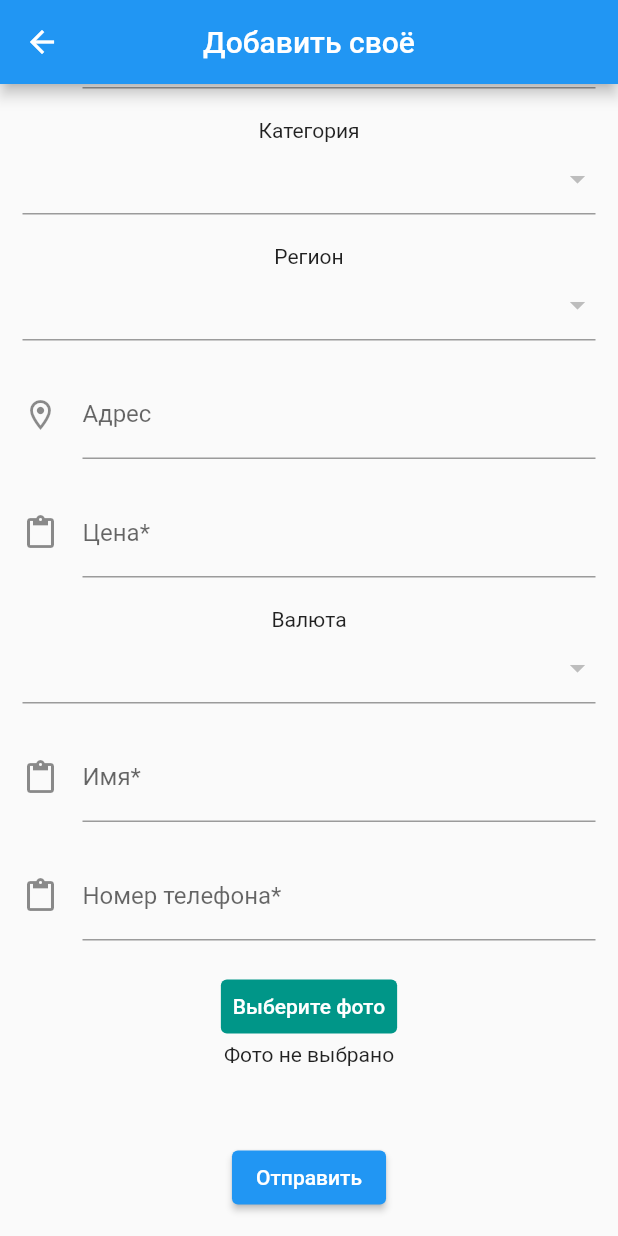
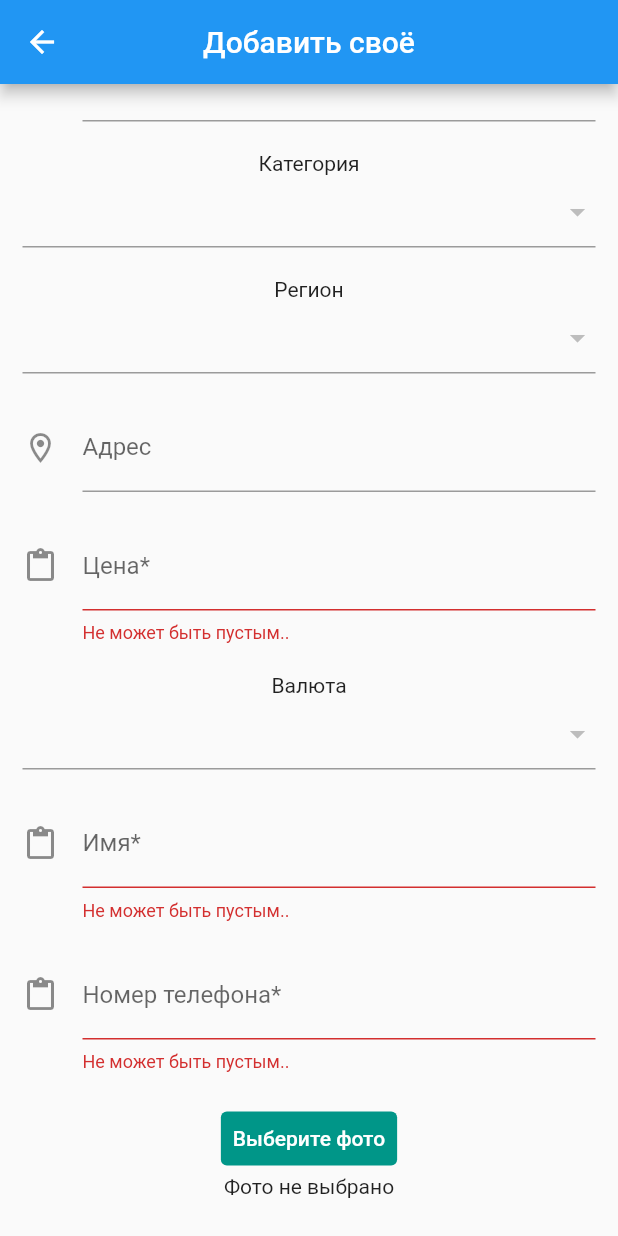
Before and after one commit to temike4442/nietkg_mobile, a Flutter app: the AddTabWidget screen opened directly, scrolled down 177 dp, after a tap on "Отправить", on a phone screen of 412 x 824 dp. Run offline on Flutter 3.47's test engine with Material 2 defaults, Android fonts, the phone set to English and light mode, and no system bars; our stand-ins replace dio, numberpicker, photo_view, story_view; missing offline and left inert: flutter_absolute_path, multi_image_picker, swipedetector; network calls fail.

Commit message:
08,12,2021

```diff
--- a/lib/addtab.dart
+++ b/lib/addtab.dart
@@ -26,7 +26,7 @@ TextEditingController nameController = new TextEditingController();
 TextEditingController addressController = new TextEditingController();
 TextEditingController priceController = new TextEditingController();
 
-final GlobalKey<FormState> _formKey = GlobalKey<FormState>();
+final  _formKey = GlobalKey<FormState>();
 
 class AddTabWidget extends StatefulWidget {
   @override
@@ -37,6 +37,7 @@ class AddTabWidgetState extends State<AddTabWidget> {
   final snackBar = SnackBar(
       content: Text(
           'Отправлено на сервер. Будет доступно после одобрения Администратора.'));
+
   Widget buildGridView() {
     return GridView.count(
       crossAxisCount: 3,
@@ -49,16 +50,6 @@ class AddTabWidgetState extends State<AddTabWidget> {
         );
       }),
     );
-  }
-
-  void validateAndSave() async {
-    final FormState? form = _formKey.currentState;
-    if (form!.validate()) {
-      await postData();
-      ScaffoldMessenger.of(context).showSnackBar(snackBar);
-    } else {
-      print('Form is invalid');
-    }
   }
 
   @override
@@ -86,7 +77,10 @@ class AddTabWidgetState extends State<AddTabWidget> {
                     hintText: 'Заголовок*',
                   ),
                   validator: (value) {
-                    return (value != null) ? null : 'Заполните поле';
+                    if (value == null || value.isEmpty) {
+                      return 'Не может быть пустым..';
+                    }
+                    return null;
                   },
                 ),
                 TextField(
@@ -154,9 +148,12 @@ class AddTabWidgetState extends State<AddTabWidget> {
                       labelText: 'Цена*',
                       hintText: '0 = договорная',
                     ),
-                    validator: (value) {
-                      return (value != null) ? null : 'Заполните поле';
-                    }),
+                  validator: (value) {
+                    if (value == null || value.isEmpty) {
+                      return 'Не может быть пустым..';
+                    }
+                    return null;
+                  },),
                 SizedBox(
                   height: 20,
                 ),
@@ -185,9 +182,12 @@ class AddTabWidgetState extends State<AddTabWidget> {
                       icon: Icon(Icons.content_paste),
                       labelText: 'Имя*',
                     ),
-                    validator: (value) {
-                      return (value != null) ? null : 'Заполните поле';
-                    }),
+                  validator: (value) {
+                    if (value == null || value.isEmpty) {
+                      return 'Не может быть пустым..';
+                    }
+                    return null;
+                  },),
                 SizedBox(
                   height: 20,
                 ),
@@ -198,9 +198,12 @@ class AddTabWidgetState extends State<AddTabWidget> {
                       icon: Icon(Icons.content_paste),
                       labelText: 'Номер телефона*',
                     ),
-                    validator: (value) {
-                      return (value != null) ? null : 'Заполните поле';
-                    }),
+                  validator: (value) {
+                    if (value == null || value.isEmpty) {
+                      return 'Не может быть пустым..';
+                    }
+                    return null;
+                  },),
                 SizedBox(
                   height: 20,
                 ),
@@ -226,8 +229,55 @@ class AddTabWidgetState extends State<AddTabWidget> {
                         height: 50,
                       ),
                 ElevatedButton(
-                    onPressed: () {
-                      validateAndSave();
+                    onPressed: () async {
+                      if (_formKey.currentState!.validate()){
+                        await postData().then((value) {
+                          showDialog(
+                              context: context,
+                              builder: (BuildContext context) {
+                                return Dialog(
+                                  shape: RoundedRectangleBorder(
+                                      borderRadius: BorderRadius.circular(20.0)),
+                                  //this right here
+                                  child: Container(
+                                    decoration: BoxDecoration(
+                                        color: Colors.white,
+                                        borderRadius: BorderRadius.all(Radius.circular(8))),
+                                    height: 300,
+                                    child: Padding(
+                                      padding: const EdgeInsets.all(12.0),
+                                      child: Column(
+                                        mainAxisAlignment: MainAxisAlignment.center,
+                                        crossAxisAlignment: CrossAxisAlignment.start,
+                                        children: [
+                                          Text(
+                                            'Ваше обьявление успешно отправлено на сервер. Обьявление будет доступным после того, как Администратор одобрит ваше обьявление.',
+                                            style: TextStyle(
+                                                fontWeight: FontWeight.bold, fontSize: 16),
+                                          ),
+                                          Text('Номер обьявления: '+value.toString()),
+                                          SizedBox(
+                                            width: 320.0,
+                                            child: ElevatedButton(
+                                              style: ElevatedButton.styleFrom(
+                                                  shadowColor: Color(0xFF1BC0C5)),
+                                              onPressed: () {
+                                                Navigator.of(context).pop();
+                                              },
+                                              child: Text(
+                                                "Ок",
+                                                style: TextStyle(color: Colors.white),
+                                              ),
+                                            ),
+                                          )
+                                        ],
+                                      ),
+                                    ),
+                                  ),
+                                );
+                              });
+                        });
+                      }
                     },
                     child: Text('Отправить'))
               ],
@@ -298,5 +348,6 @@ Future postData() async {
       data: formData,
       options: Options(
           headers: {'Content-type': 'application/json; charset=UTF-8'}));
+  print(response.data);
   return response.data;
 }
--- a/lib/includes/loads.dart
+++ b/lib/includes/loads.dart
@@ -104,6 +104,7 @@ Future<List<Short_ad>> get_ads() async {
   }
 }
 
+
 Future<List<DropdownMenuItem>> getValutes() async {
   final allResponse = await http
       .get(Uri.parse('http://temike.pythonanywhere.com/apis/v1/valute_list'));
```
Also changed, not shown: 2 other files.
